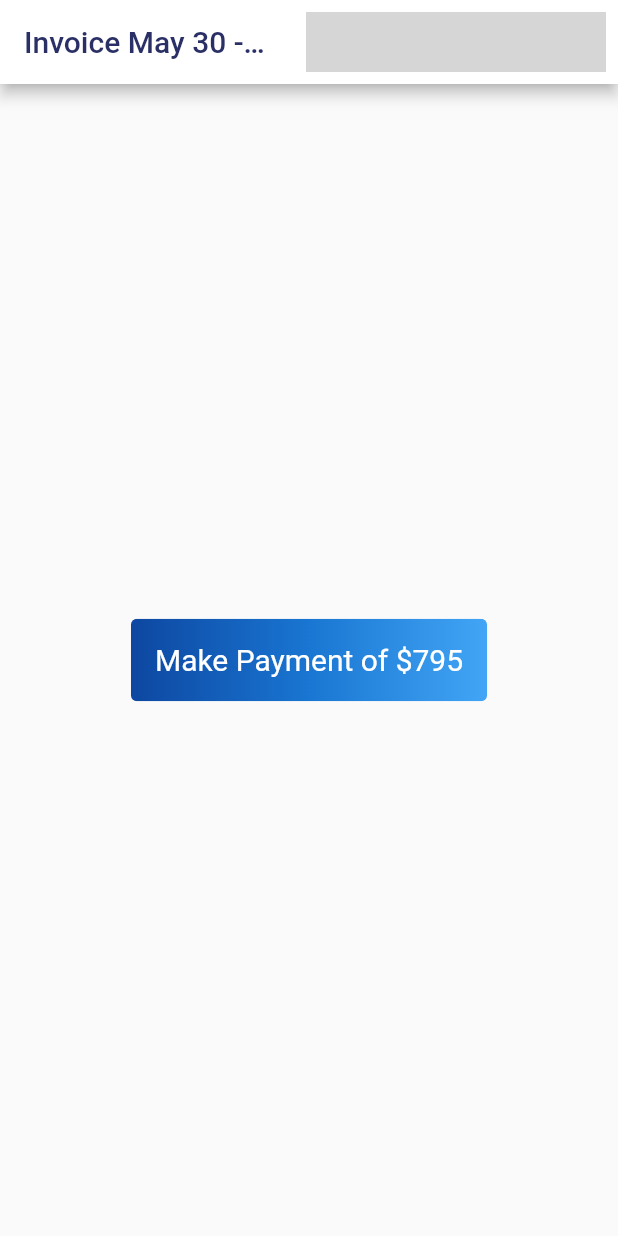
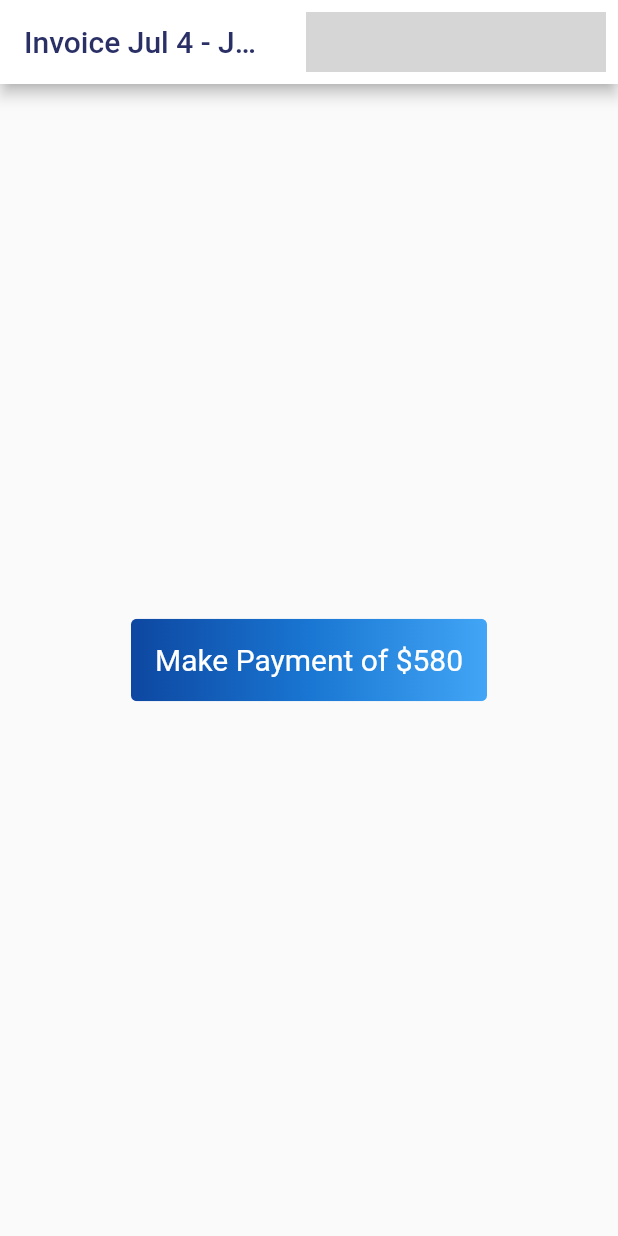
Before and after one commit to Team-Crushing-It/derosa_payment, a Flutter app: the screen it shows after launch, on a phone screen of 412 x 824 dp. Run offline on Flutter 3.47's test engine with Material 2 defaults, Android fonts, the phone set to English and light mode, and no system bars; our stand-ins replace bloc, cloud_firestore, equatable, firebase_auth, firebase_core, flutter_bloc and 1 more; missing offline and left inert: flow_builder, very_good_analysis; accounts and stored records are empty; generated files the repository leaves out were written again; network calls fail; grey boxes are pictures that could not be loaded.

Commit message:
Update home.dart

```diff
--- a/lib/home/view/home.dart
+++ b/lib/home/view/home.dart
@@ -30,8 +30,8 @@ class _HomeState extends State<Home> {
   @override
   Widget build(BuildContext context) {
     const id = 'DeRosa';
-    const title = 'May 30 - June 5';
-    const price = '795';
+    const title = 'Jul 4 - Jul 10';
+    const price = '580';
     final timeStamp = DateTime.now().toString();
 
     return Scaffold(
```
